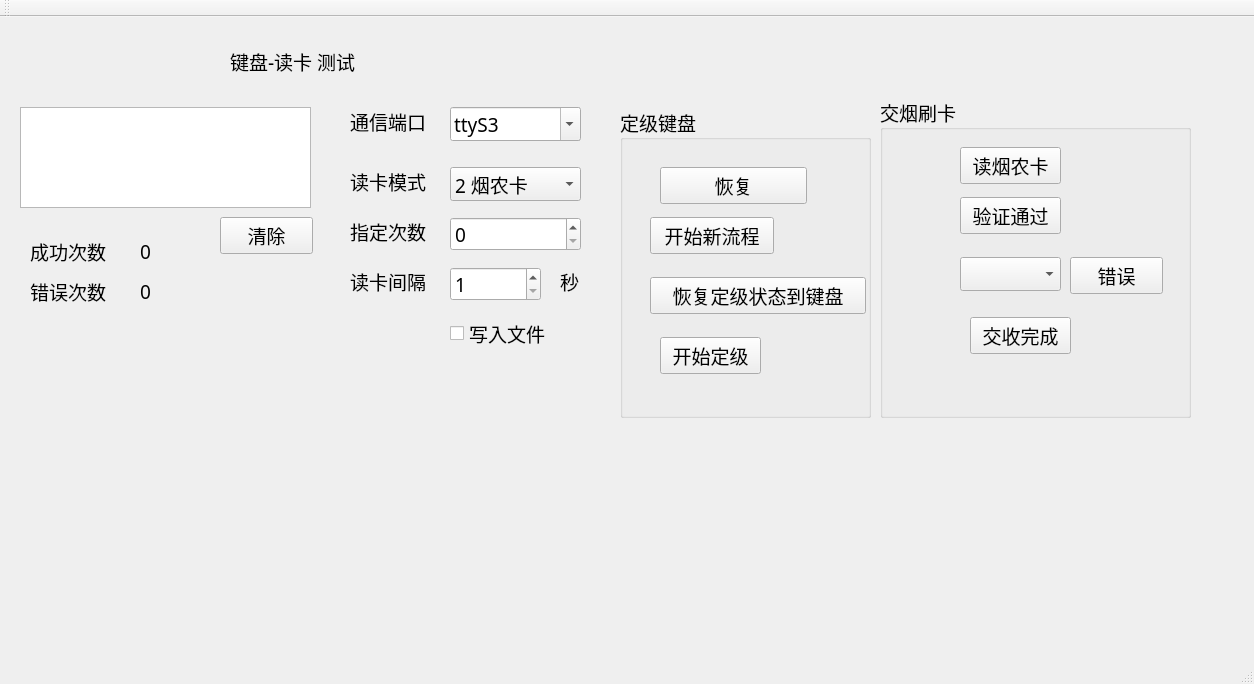
Above: kbd-card/mainwindow.ui from isliulin/QT43 before the change. Below: the same form after it.
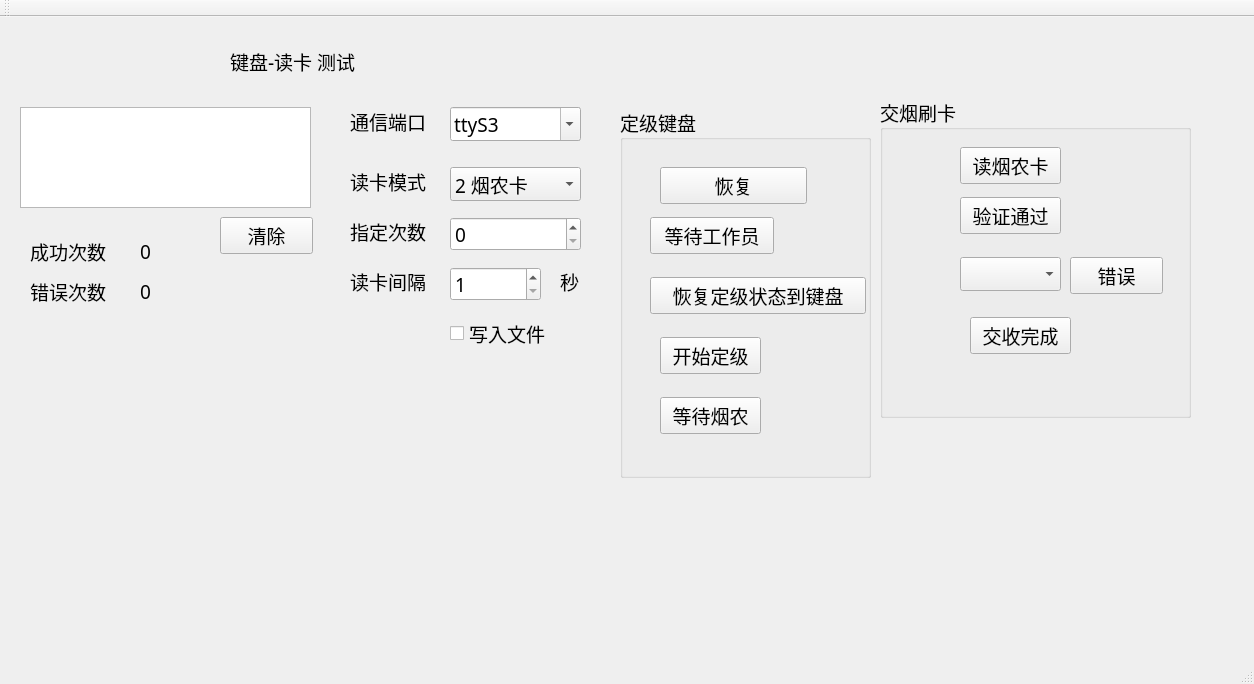
That is the form after the change.

```diff
--- a/kbd-card/mainwindow.ui
+++ b/kbd-card/mainwindow.ui
@@ -350,7 +350,7 @@
       <x>620</x>
       <y>90</y>
       <width>251</width>
-      <height>311</height>
+      <height>371</height>
      </rect>
     </property>
     <property name="title">
@@ -379,7 +379,7 @@
       </rect>
      </property>
      <property name="text">
-      <string>开始新流程</string>
+      <string>等待工作员</string>
      </property>
     </widget>
     <widget class="QPushButton" name="pushButton_7">
@@ -408,6 +408,19 @@
       <string>开始定级</string>
      </property>
     </widget>
+    <widget class="QPushButton" name="pushButton_10">
+     <property name="geometry">
+      <rect>
+       <x>40</x>
+       <y>290</y>
+       <width>101</width>
+       <height>37</height>
+      </rect>
+     </property>
+     <property name="text">
+      <string>等待烟农</string>
+     </property>
+    </widget>
    </widget>
   </widget>
   <widget class="QMenuBar" name="menuBar">
```
